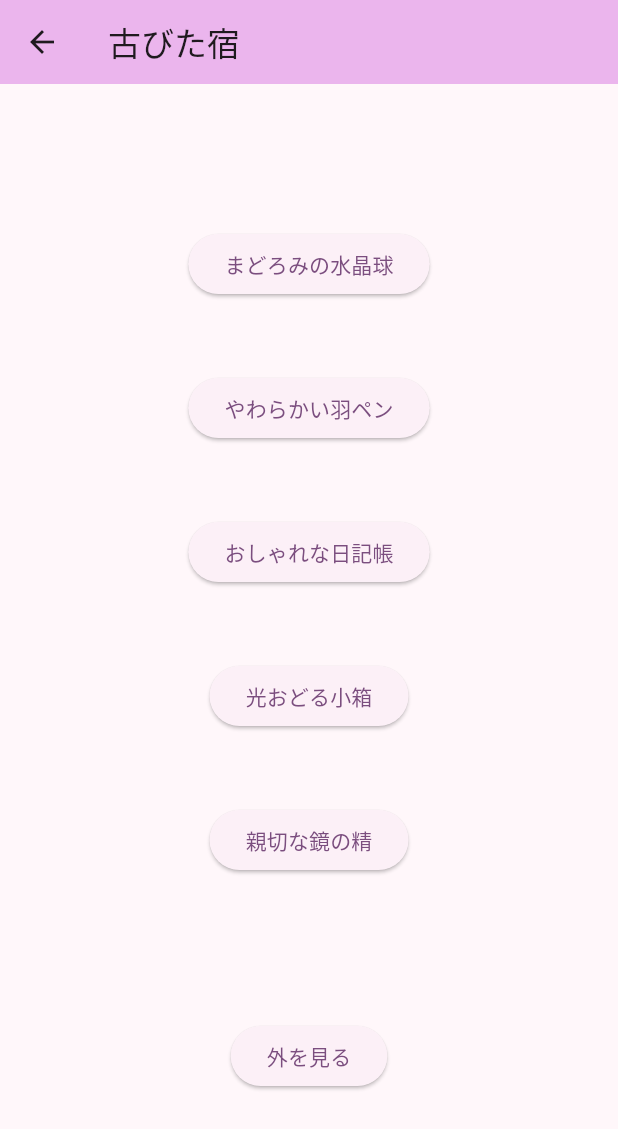
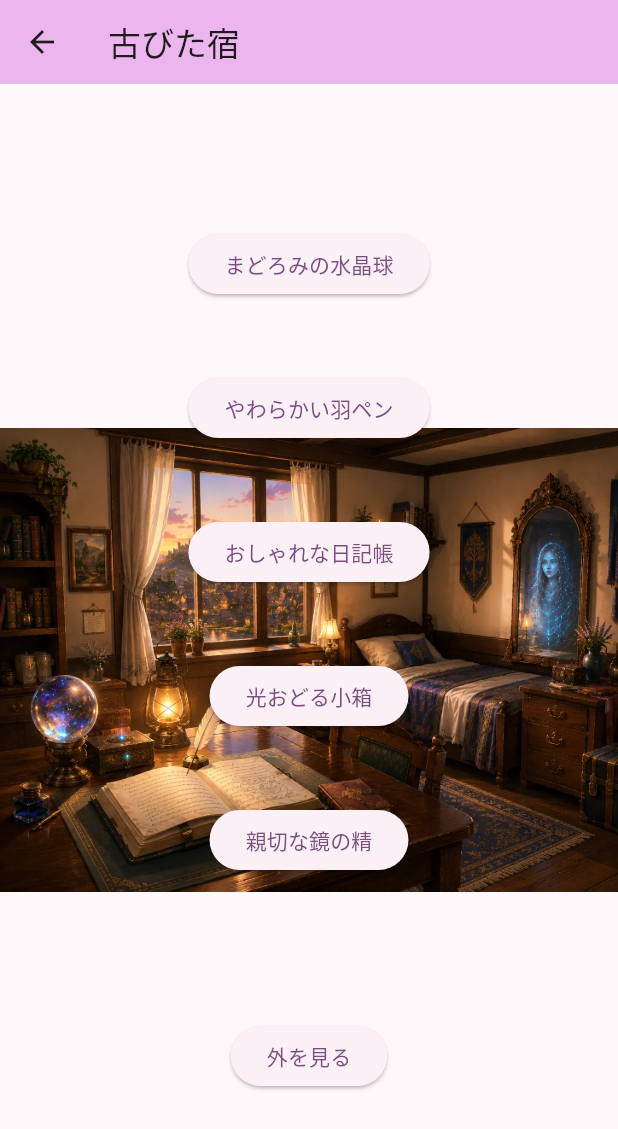
Before and after one commit to kareha-mirror/pot.lucidrowse, a Flutter app: the screen it shows after launch, after a tap on "古びた宿", on a phone screen of 412 x 824 dp. Shown: the top 1129 px of the screen. Run offline on Flutter 3.47's test engine with Material 3 defaults, Android fonts, the phone set to English and light mode, and no system bars.

Commit message:
Add logo and home images

```diff
--- a/client/lib/screens/front_screen.dart
+++ b/client/lib/screens/front_screen.dart
@@ -22,12 +22,22 @@ class _FrontScreenState extends State<FrontScreen> {
           Center(
             child: ConstrainedBox(
               constraints: const BoxConstraints(maxWidth: 1200),
-              child: Column(
-                mainAxisAlignment: .center,
-                children: [
-                  const Image(image: AssetImage('assets/images/front.webp')),
-                  Spacer(),
-                ],
+              child: const Image(image: AssetImage('assets/images/front.webp')),
+            ),
+          ),
+          Center(
+            child: ConstrainedBox(
+              constraints: const BoxConstraints(maxWidth: 400),
+              child: Padding(
+                padding: EdgeInsets.symmetric(horizontal: 24),
+                child: Column(
+                  mainAxisAlignment: .center,
+                  children: [
+                    SizedBox(height: 24),
+                    const Image(image: AssetImage('assets/images/logo.webp')),
+                    Spacer(),
+                  ],
+                ),
               ),
             ),
           ),
--- a/client/lib/screens/home_screen.dart
+++ b/client/lib/screens/home_screen.dart
@@ -20,7 +20,15 @@ class _HomeScreenState extends State<HomeScreen> {
         backgroundColor: Theme.of(context).colorScheme.inversePrimary,
         title: Text('古びた宿'),
       ),
-      body: Center(
+      body: Stack(
+        children: [
+          Center(
+            child: ConstrainedBox(
+              constraints: const BoxConstraints(maxWidth: 1200),
+              child: const Image(image: AssetImage('assets/images/home.webp')),
+            ),
+          ),
+          Center(
             child: ConstrainedBox(
               constraints: const BoxConstraints(maxWidth: 1200),
               child: Column(
@@ -51,7 +59,8 @@ class _HomeScreenState extends State<HomeScreen> {
                     onPressed: () => Navigator.push(
                       context,
                       MaterialPageRoute(
-                    builder: (context) => const HelpScreen(page: HelpPage.home),
+                        builder: (context) =>
+                            const HelpScreen(page: HelpPage.home),
                       ),
                     ),
                     child: Text('親切な鏡の精'),
@@ -66,6 +75,8 @@ class _HomeScreenState extends State<HomeScreen> {
               ),
             ),
           ),
+        ],
+      ),
     );
   }
 }
```
Also changed, not shown: client/assets/images/home.webp (added), client/assets/images/logo.webp (added). Lines whose indentation alone changed are shown as unchanged.
